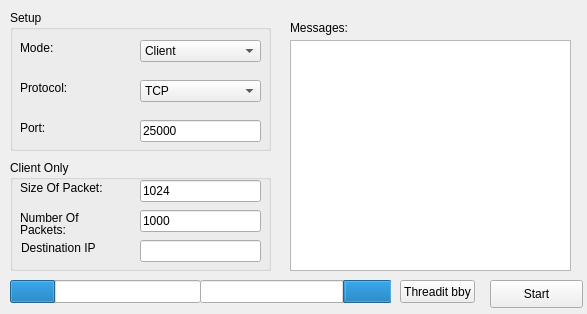
The window that mainwindow.ui (isaacmorneau/4985_asn2) describes before a commit, drawn with Qt 5.
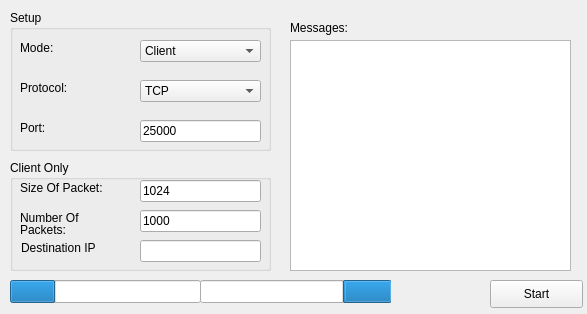
The same window after the commit.

```diff
--- a/mainwindow.ui
+++ b/mainwindow.ui
@@ -287,19 +287,6 @@
      <bool>true</bool>
     </property>
    </widget>
-   <widget class="QPushButton" name="pushButton">
-    <property name="geometry">
-     <rect>
-      <x>400</x>
-      <y>280</y>
-      <width>75</width>
-      <height>23</height>
-     </rect>
-    </property>
-    <property name="text">
-     <string>Threadit bby</string>
-    </property>
-   </widget>
    <widget class="QTextBrowser" name="textBrowserOutput">
     <property name="geometry">
      <rect>
```
